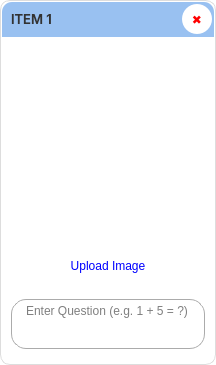
First picture: the form in CAI_PyQt/CAI_Admin/UI/CardQuiz_edit.ui, repository CPG19040/CPG19040, before the edit.
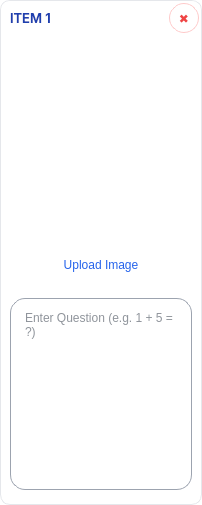
Second picture: the form after the edit. Icons and pictures are not drawn.

```diff
--- a/CAI_PyQt/CAI_Admin/UI/CardQuiz_edit.ui
+++ b/CAI_PyQt/CAI_Admin/UI/CardQuiz_edit.ui
@@ -6,62 +6,67 @@
    <rect>
     <x>0</x>
     <y>0</y>
-    <width>216</width>
-    <height>365</height>
+    <width>202</width>
+    <height>505</height>
    </rect>
   </property>
+  <property name="sizePolicy">
+   <sizepolicy hsizetype="Preferred" vsizetype="MinimumExpanding">
+    <horstretch>0</horstretch>
+    <verstretch>0</verstretch>
+   </sizepolicy>
+  </property>
+  <property name="minimumSize">
+   <size>
+    <width>0</width>
+    <height>0</height>
+   </size>
+  </property>
   <property name="windowTitle">
    <string>Form</string>
   </property>
   <property name="styleSheet">
-   <string notr="true">background: transparent;</string>
-  </property>
-  <layout class="QHBoxLayout" name="horizontalLayout">
-   <property name="leftMargin">
-    <number>0</number>
-   </property>
-   <property name="topMargin">
-    <number>0</number>
-   </property>
-   <property name="rightMargin">
-    <number>0</number>
-   </property>
-   <property name="bottomMargin">
-    <number>0</number>
-   </property>
-   <item>
-    <widget class="QFrame" name="Card">
-     <property name="styleSheet">
-      <string notr="true">* {
-	font: 11pt &quot;Inter&quot;;
+   <string notr="true">* {
+    font: 11pt &quot;Inter&quot;;
+    color: #1f2937;
+}
+
+#CardQuiz_edit {
+    background: transparent;
+    color: #1f2937;
 }
 
 #Card {
-	background-color: #FFF;
-	border-radius: 10px;
-	border: 1px solid #ddd;
+    background-color: #ffffff;
+    border-radius: 10px;
+    border: 1px solid #e5e7eb;
+}
+
+#frame_2, #widget_img {
+    border: none;
 }
 
 QLabel {
-	color: #333;
+    color: #374151;
 }
 
 #widget_header {
-	background-color: rgb(153, 193, 241);
-	border-top-left-radius: 10px;
-	border-top-right-radius: 10px;
+    background-color: #ffffff;
+    border-top-left-radius: 10px;
+    border-top-right-radius: 10px;
 }
 
 #label_itemno {
-	font: 10pt &quot;Inter SemiBold&quot;;
+    font: 10pt &quot;Inter SemiBold&quot;;
+    color: #1e40af;
 }
 
 #btn_delete {
-	background-color: rgb(255, 255, 255);
-	color: red; 
-	font-weight: bold;
-	font: 12pt &quot;Inter&quot;;
-	border-radius: 15px;
+    background-color: #ffffff;
+    color: #ef4444;
+    font: 12pt &quot;Inter SemiBold&quot;;
+    border-radius: 15px;
+    border: 1px solid #fecaca;
 }
 
 #btn_delete:hover {
@@ -70,8 +75,9 @@
 }
 
 #btn_q_image {
-	background-color: white;
-	border: none;
+    background-color: #ffffff;
+    border: none;
+    border-radius: 8px;
 }
 
 #btn_q_image:hover {
@@ -80,17 +86,23 @@
 }
 
 #btn_upload_img {
-	border: none;
-	color: blue;
-	background-color: transparent; 
-	margin: 0px 20px 0px;
+    border: none;
+    color: #2563eb;
+    background-color: transparent;
+    margin: 0px 20px;
+    font: 10pt &quot;Inter Medium&quot;;
+}
+
+#btn_upload_img:hover {
+    color: #1d4ed8;
 }
 
 #txt_question {
-	background-color: white;
-	border-radius: 15px;
-	padding: 0px 10px 0px;
-	border: 1px solid #ABABAB;
+    background-color: #ffffff;
+    border-radius: 15px;
+    padding: 8px 10px;
+    border: 1px solid #9ca3af;
+    color: #1f2937;
 }
 
 #txt_question:hover {
@@ -100,6 +112,36 @@
 #txt_question:focus {
 	border: 1px solid #007BFF;
 }</string>
+  </property>
+  <layout class="QHBoxLayout" name="horizontalLayout">
+   <property name="leftMargin">
+    <number>0</number>
+   </property>
+   <property name="topMargin">
+    <number>0</number>
+   </property>
+   <property name="rightMargin">
+    <number>0</number>
+   </property>
+   <property name="bottomMargin">
+    <number>0</number>
+   </property>
+   <item>
+    <widget class="QFrame" name="Card">
+     <property name="sizePolicy">
+      <sizepolicy hsizetype="Preferred" vsizetype="MinimumExpanding">
+       <horstretch>0</horstretch>
+       <verstretch>0</verstretch>
+      </sizepolicy>
+     </property>
+     <property name="minimumSize">
+      <size>
+       <width>0</width>
+       <height>0</height>
+      </size>
+     </property>
+     <property name="styleSheet">
+      <string notr="true"/>
      </property>
      <property name="frameShape">
       <enum>QFrame::StyledPanel</enum>
@@ -125,6 +167,18 @@
       </property>
       <item>
        <widget class="QFrame" name="frame_2">
+        <property name="sizePolicy">
+         <sizepolicy hsizetype="Preferred" vsizetype="MinimumExpanding">
+          <horstretch>0</horstretch>
+          <verstretch>0</verstretch>
+         </sizepolicy>
+        </property>
+        <property name="minimumSize">
+         <size>
+          <width>0</width>
+          <height>0</height>
+         </size>
+        </property>
         <property name="frameShape">
          <enum>QFrame::StyledPanel</enum>
         </property>
@@ -254,23 +308,10 @@
             <property name="bottomMargin">
              <number>5</number>
             </property>
-            <item>
-             <spacer name="horizontalSpacer">
-              <property name="orientation">
-               <enum>Qt::Horizontal</enum>
-              </property>
-              <property name="sizeHint" stdset="0">
-               <size>
-                <width>40</width>
-                <height>20</height>
-               </size>
-              </property>
-             </spacer>
-            </item>
             <item>
              <widget class="QLabel" name="label_q_image">
               <property name="sizePolicy">
-               <sizepolicy hsizetype="MinimumExpanding" vsizetype="MinimumExpanding">
+               <sizepolicy hsizetype="Preferred" vsizetype="Preferred">
                 <horstretch>0</horstretch>
                 <verstretch>0</verstretch>
                </sizepolicy>
@@ -301,19 +342,6 @@
               </property>
              </widget>
             </item>
-            <item>
-             <spacer name="horizontalSpacer_2">
-              <property name="orientation">
-               <enum>Qt::Horizontal</enum>
-              </property>
-              <property name="sizeHint" stdset="0">
-               <size>
-                <width>40</width>
-                <height>20</height>
-               </size>
-              </property>
-             </spacer>
-            </item>
            </layout>
           </widget>
          </item>
@@ -324,7 +352,13 @@
              <widget class="QPushButton" name="btn_upload_img">
               <property name="minimumSize">
                <size>
-                <width>0</width>
+                <width>150</width>
+                <height>30</height>
+               </size>
+              </property>
+              <property name="maximumSize">
+               <size>
+                <width>150</width>
                 <height>30</height>
                </size>
               </property>
@@ -347,10 +381,16 @@
            <layout class="QVBoxLayout" name="layout_inputs">
             <item>
              <widget class="QPlainTextEdit" name="txt_question">
+              <property name="sizePolicy">
+               <sizepolicy hsizetype="Preferred" vsizetype="Preferred">
+                <horstretch>0</horstretch>
+                <verstretch>0</verstretch>
+               </sizepolicy>
+              </property>
               <property name="minimumSize">
                <size>
                 <width>0</width>
-                <height>50</height>
+                <height>100</height>
                </size>
               </property>
               <property name="placeholderText">
```
Left out of the diff: 13 changed lines with no effect on the pictures.
